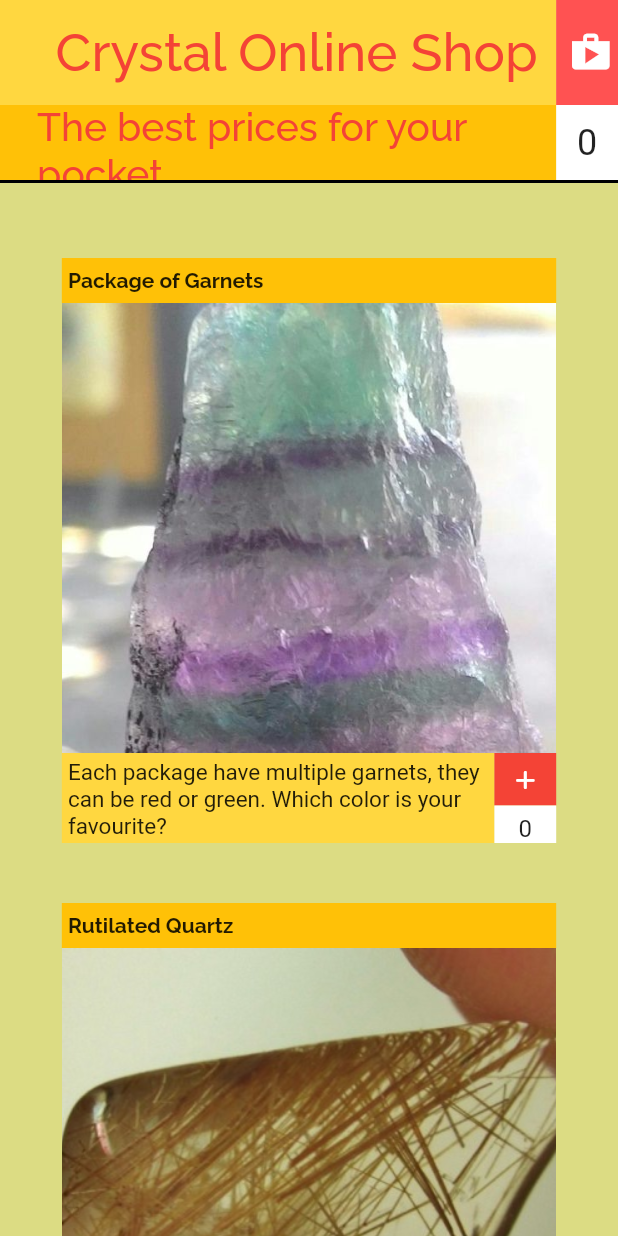
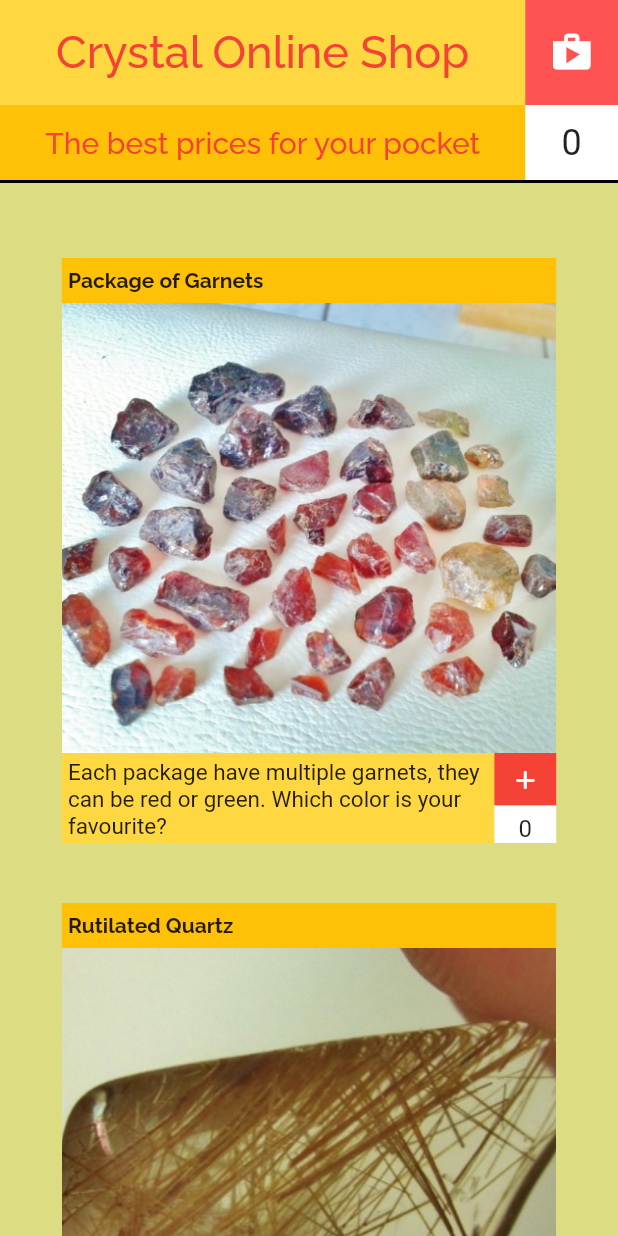
Before and after one commit to DenisRdsilva/crystalshop, a Flutter app: the screen it shows after launch, on a phone screen of 412 x 824 dp. Run offline on Flutter 3.47's test engine with Material 2 defaults, Android fonts, the phone set to English and light mode, and no system bars; our stand-ins replace font_awesome_flutter, google_fonts.

Commit message:
first upload

```diff
--- a/lib/main.dart
+++ b/lib/main.dart
@@ -149,8 +149,10 @@ class _MyStatefulWidgetState extends State<MyStatefulWidget> {
   double swidth = MediaQuery.of(context).size.width;
   double sheight = MediaQuery.of(context).size.height;
   double val = 0;
-  if (swidth>600)[val = 0.5];
-  if (swidth<=600)[val = 0.85];
+  double larg = 0;
+  double font = 0;
+  if (swidth>600)[val = 0.5, larg = 240, font = 20];
+  if (swidth<=600)[val = 0.9, larg = 40, font = 16];
   return Scaffold(
     key: scaffoldkey,
     drawer: Drawer(backgroundColor: Colors.amber, width: swidth*val,
@@ -163,15 +165,15 @@ class _MyStatefulWidgetState extends State<MyStatefulWidget> {
             Spacer()
           ])),
         if(_counter == 0)...[
-          Container(width: swidth*0.5, height: 30, alignment: Alignment.center, margin: EdgeInsets.only(top: 60), child:
-            Text('Your Shopping Cart is Empty', style: GoogleFonts.raleway(fontSize: 20, fontWeight: FontWeight.bold, color: Colors.black))),
+          Container(width: swidth, height: 30, alignment: Alignment.center, margin: EdgeInsets.only(top: 60), child:
+            Text('Your Shopping Cart is Empty', style: GoogleFonts.raleway(fontSize: font, fontWeight: FontWeight.bold, color: Colors.black))),
         ]else...[
-          Container(width: swidth*0.5, height: 30, alignment: Alignment.center, margin: EdgeInsets.only(top: 60), child:
-            Text('You selected these products:', style: GoogleFonts.raleway(fontSize: 20, fontWeight: FontWeight.bold, color: Colors.black))),
+          Container(width: swidth, height: 30, alignment: Alignment.center, margin: EdgeInsets.only(top: 60), child:
+            Text('You selected these products:', style: GoogleFonts.raleway(fontSize: font, fontWeight: FontWeight.bold, color: Colors.black))),
           if(_counter1 > 0)...[
             Row(crossAxisAlignment: CrossAxisAlignment.center, children: [
-              Container(width: (swidth/2)-240, height: 30, decoration: BoxDecoration(border: Border.all(), color: Colors.amberAccent), margin: EdgeInsets.only(left: 20, top: 40), alignment: Alignment.center,
-                child: Text(lista[0], style: GoogleFonts.raleway(fontSize: 16, fontWeight: FontWeight.bold))),
+              Container(width: (swidth/2)-larg, height: 30, decoration: BoxDecoration(border: Border.all(), color: Colors.amberAccent), margin: EdgeInsets.only(left: 20, top: 40), alignment: Alignment.center,
+                child: Text(lista[0], style: GoogleFonts.raleway(fontSize: font-4, fontWeight: FontWeight.bold))),
               Container(width: 30, height: 30, decoration: BoxDecoration(border: Border(right: BorderSide(), top: BorderSide(), bottom: BorderSide()), color: Colors.white), margin: EdgeInsets.only(top: 40), child:
                 TextButton(onPressed: incrementCounter1, child:
                   Icon(FontAwesomeIcons.plus, size: 15, color: Colors.black))),
@@ -184,8 +186,8 @@ class _MyStatefulWidgetState extends State<MyStatefulWidget> {
           ],
           if(_counter2 > 0)...[
             Row(crossAxisAlignment: CrossAxisAlignment.center, children: [
-              Container(width: (swidth/2)-240, height: 30, decoration: BoxDecoration(border: Border.all(), color: Colors.amberAccent), margin: EdgeInsets.only(left: 20, top: 10), alignment: Alignment.center,
-                child: Text(lista[1], style: GoogleFonts.raleway(fontSize: 16, fontWeight: FontWeight.bold))),
+              Container(width: (swidth/2)-larg, height: 30, decoration: BoxDecoration(border: Border.all(), color: Colors.amberAccent), margin: EdgeInsets.only(left: 20, top: 10), alignment: Alignment.center,
+                child: Text(lista[1], style: GoogleFonts.raleway(fontSize: font-4, fontWeight: FontWeight.bold))),
               Container(width: 30, height: 30, decoration: BoxDecoration(border: Border(right: BorderSide(), top: BorderSide(), bottom: BorderSide()), color: Colors.white), margin: EdgeInsets.only(top: 10), child:
                 TextButton(onPressed: incrementCounter2, child:
                   Icon(FontAwesomeIcons.plus, size: 15, color: Colors.black))),
@@ -198,8 +200,8 @@ class _MyStatefulWidgetState extends State<MyStatefulWidget> {
           ],
           if(_counter3 > 0)...[
             Row(crossAxisAlignment: CrossAxisAlignment.center, children: [
-              Container(width: (swidth/2)-240, height: 30, decoration: BoxDecoration(border: Border.all(), color: Colors.amberAccent), margin: EdgeInsets.only(left: 20, top: 10), alignment: Alignment.center,
-                child: Text(lista[2], style: GoogleFonts.raleway(fontSize: 16, fontWeight: FontWeight.bold))),
+              Container(width: (swidth/2)-larg, height: 30, decoration: BoxDecoration(border: Border.all(), color: Colors.amberAccent), margin: EdgeInsets.only(left: 20, top: 10), alignment: Alignment.center,
+                child: Text(lista[2], style: GoogleFonts.raleway(fontSize: font-4, fontWeight: FontWeight.bold))),
               Container(width: 30, height: 30, decoration: BoxDecoration(border: Border(right: BorderSide(), top: BorderSide(), bottom: BorderSide()), color: Colors.white), margin: EdgeInsets.only(top: 10), child:
                 TextButton(onPressed: incrementCounter3, child:
                   Icon(FontAwesomeIcons.plus, size: 15, color: Colors.black))),
@@ -212,8 +214,8 @@ class _MyStatefulWidgetState extends State<MyStatefulWidget> {
           ],
           if(_counter4 > 0)...[
             Row(crossAxisAlignment: CrossAxisAlignment.center, children: [
-              Container(width: (swidth/2)-240, height: 30, decoration: BoxDecoration(border: Border.all(), color: Colors.amberAccent), margin: EdgeInsets.only(left: 20, top: 10), alignment: Alignment.center,
-                child: Text(lista[3], style: GoogleFonts.raleway(fontSize: 16, fontWeight: FontWeight.bold))),
+              Container(width: (swidth/2)-larg, height: 30, decoration: BoxDecoration(border: Border.all(), color: Colors.amberAccent), margin: EdgeInsets.only(left: 20, top: 10), alignment: Alignment.center,
+                child: Text(lista[3], style: GoogleFonts.raleway(fontSize: font-4, fontWeight: FontWeight.bold))),
               Container(width: 30, height: 30, decoration: BoxDecoration(border: Border(right: BorderSide(), top: BorderSide(), bottom: BorderSide()), color: Colors.white), margin: EdgeInsets.only(top: 10), child:
                 TextButton(onPressed: incrementCounter4, child:
                   Icon(FontAwesomeIcons.plus, size: 15, color: Colors.black))),
@@ -226,8 +228,8 @@ class _MyStatefulWidgetState extends State<MyStatefulWidget> {
           ],
           if(_counter5 > 0)...[
             Row(crossAxisAlignment: CrossAxisAlignment.center, children: [
-              Container(width: (swidth/2)-240, height: 30, decoration: BoxDecoration(border: Border.all(), color: Colors.amberAccent), margin: EdgeInsets.only(left: 20, top: 10), alignment: Alignment.center,
-                child: Text(lista[4], style: GoogleFonts.raleway(fontSize: 16, fontWeight: FontWeight.bold))),
+              Container(width: (swidth/2)-larg, height: 30, decoration: BoxDecoration(border: Border.all(), color: Colors.amberAccent), margin: EdgeInsets.only(left: 20, top: 10), alignment: Alignment.center,
+                child: Text(lista[4], style: GoogleFonts.raleway(fontSize: font-4, fontWeight: FontWeight.bold))),
               Container(width: 30, height: 30, decoration: BoxDecoration(border: Border(right: BorderSide(), top: BorderSide(), bottom: BorderSide()), color: Colors.white), margin: EdgeInsets.only(top: 10), child:
                 TextButton(onPressed: incrementCounter5, child:
                   Icon(FontAwesomeIcons.plus, size: 15, color: Colors.black))),
@@ -240,8 +242,8 @@ class _MyStatefulWidgetState extends State<MyStatefulWidget> {
           ],
           if(_counter6 > 0)...[
             Row(crossAxisAlignment: CrossAxisAlignment.center, children: [
-              Container(width: (swidth/2)-240, height: 30, decoration: BoxDecoration(border: Border.all(), color: Colors.amberAccent), margin: EdgeInsets.only(left: 20, top: 10), alignment: Alignment.center,
-                child: Text(lista[5], style: GoogleFonts.raleway(fontSize: 16, fontWeight: FontWeight.bold))),
+              Container(width: (swidth/2)-larg, height: 30, decoration: BoxDecoration(border: Border.all(), color: Colors.amberAccent), margin: EdgeInsets.only(left: 20, top: 10), alignment: Alignment.center,
+                child: Text(lista[5], style: GoogleFonts.raleway(fontSize: font-4, fontWeight: FontWeight.bold))),
               Container(width: 30, height: 30, decoration: BoxDecoration(border: Border(right: BorderSide(), top: BorderSide(), bottom: BorderSide()), color: Colors.white), margin: EdgeInsets.only(top: 10), child:
                 TextButton(onPressed: incrementCounter6, child:
                   Icon(FontAwesomeIcons.plus, size: 15, color: Colors.black))),
@@ -252,8 +254,8 @@ class _MyStatefulWidgetState extends State<MyStatefulWidget> {
                 Text('$_counter6', style: GoogleFonts.raleway(fontSize: 16, fontWeight: FontWeight.bold)))
             ])
           ],
-          Container(width: swidth*0.5, height: 30, alignment: Alignment.center, margin: EdgeInsets.only(top: 40), child:
-            Text('Total of $_counter product(s) in your bag', style: GoogleFonts.raleway(fontSize: 20, fontWeight: FontWeight.bold, color: Colors.black))),
+          Container(width: swidth, height: 30, alignment: Alignment.center, margin: EdgeInsets.only(top: 40), child:
+            Text('Total of $_counter product(s) in your bag', style: GoogleFonts.raleway(fontSize: font, fontWeight: FontWeight.bold, color: Colors.black))),
         ]
       ])
     )),
@@ -375,15 +377,15 @@ class _MyStatefulWidgetState extends State<MyStatefulWidget> {
         ])),
       ]else...[
          Row(children: [
-            Container(width: swidth*0.9, height: 70, color: Colors.amberAccent, alignment: Alignment.center, padding: EdgeInsets.only(left: swidth*0.06), child:
-              Text('Crystal Online Shop', style: GoogleFonts.raleway(color: Colors.red, fontWeight: FontWeight.w500, fontSize: 35))),
-            Container(width: swidth*0.1, height: 70, color: Colors.redAccent, child: TextButton(onPressed: () => scaffoldkey.currentState?.openDrawer(),
+            Container(width: swidth*0.85, height: 70, color: Colors.amberAccent, alignment: Alignment.center, child:
+              Text('Crystal Online Shop', style: GoogleFonts.raleway(color: Colors.red, fontWeight: FontWeight.w500, fontSize: 30))),
+            Container(width: swidth*0.15, height: 70, color: Colors.redAccent, child: TextButton(onPressed: () => scaffoldkey.currentState?.openDrawer(),
               child: Icon(Icons.shop, size: 30, color: Colors.white)))
             ]),
           Row(children: [
-            Container(width: swidth*0.9, height: 50, color: Colors.amber, alignment: Alignment.center, padding: EdgeInsets.only(left: swidth*0.06), child:
-              Text('The best prices for your pocket', style: GoogleFonts.raleway(color: Colors.red, fontWeight: FontWeight.w500, fontSize: 26))),
-            Container(width: swidth*0.1, height: 50, alignment: Alignment.center, color: Colors.white, child:
+            Container(width: swidth*0.85, height: 50, color: Colors.amber, alignment: Alignment.center, child:
+              Text('The best prices for your pocket', style: GoogleFonts.raleway(color: Colors.red, fontWeight: FontWeight.w500, fontSize: 20))),
+            Container(width: swidth*0.15, height: 50, alignment: Alignment.center, color: Colors.white, child:
             Text('$_counter', style: Theme.of(context).textTheme.headline5))
             ]),
           Container(height: 2, color: Colors.black),
@@ -391,7 +393,7 @@ class _MyStatefulWidgetState extends State<MyStatefulWidget> {
           Column(children: [
               Container(width: 40),
               Container(width: swidth*0.8, height: 30, color: Colors.amber, alignment: Alignment.centerLeft, padding: EdgeInsets.only(left: swidth*0.01), child: Text(lista[0], style: GoogleFonts.raleway(fontWeight: FontWeight.bold))),
-              Container(width: swidth*0.8, height: 300, child: Image.asset(imagens[0], fit: BoxFit.cover)),
+              Container(width: swidth*0.8, height: 300, child: Image.asset(imagens[5], fit: BoxFit.cover)),
               Row(mainAxisAlignment: MainAxisAlignment.center, children: [Container(width: swidth*0.7, height: 60, color: Colors.amberAccent, padding: EdgeInsets.all(swidth*0.01), child:
                 Text('Each package have multiple garnets, they can be red or green. Which color is your favourite?', style: TextStyle(fontSize: 15))),
                 Column(children: [Container(width: swidth*0.1, height: 35, color: Colors.red, child: TextButton(onPressed: incrementCounter1, child: Icon(FontAwesomeIcons.plus, size: 15, color: Colors.white))),
@@ -456,7 +458,7 @@ class _MyStatefulWidgetState extends State<MyStatefulWidget> {
             Column(children: [
               Container(width: 40),
               Container(width: swidth*0.8, height: 30, color: Colors.amber, alignment: Alignment.centerLeft, padding: EdgeInsets.only(left: swidth*0.01), child: Text(lista[5], style: GoogleFonts.raleway(fontWeight: FontWeight.bold))),
-              Container(width: swidth*0.8, height: 300, child: Image.asset(imagens[5], fit: BoxFit.cover)),
+              Container(width: swidth*0.8, height: 300, child: Image.asset(imagens[0], fit: BoxFit.cover)),
               Row(mainAxisAlignment: MainAxisAlignment.center, children: [Container(width: swidth*0.7, height: 60, color: Colors.amberAccent, padding: EdgeInsets.all(swidth*0.01), child:
                 Text('Colorful Fluorites with banded alternation of green and purple, absolutely stunning.', style: TextStyle(fontSize: 15))),
                 Column(children: [Container(width: swidth*0.1, height: 35, color: Colors.red, child: TextButton(onPressed: incrementCounter6, child: Icon(FontAwesomeIcons.plus, size: 15, color: Colors.white))),
@@ -470,7 +472,7 @@ class _MyStatefulWidgetState extends State<MyStatefulWidget> {
         Container(height: 60, color: Colors.amber, child:
           Column(crossAxisAlignment: CrossAxisAlignment.center, mainAxisAlignment: MainAxisAlignment.center, children: [
             Text('Crystal Online Shop', style: TextStyle(fontWeight: FontWeight.w500)),
-            Text('© 2022 Designed by Dênis Silva', style: TextStyle(fontWeight: FontWeight.w500))
+            Text('© 2022 Designed by DSilva', style: TextStyle(fontWeight: FontWeight.w500))
         ])),
       ]
     ])
```
